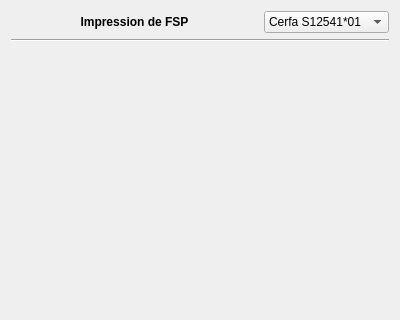
The window that plugins/toolsplugin/fsp/fspprinterdialog.ui (FreeHealth/freehealth) describes before a commit, drawn with Qt 5; both pictures show x 0 to 400 and y 0 to 320 of the 400 by 612 pixel window.
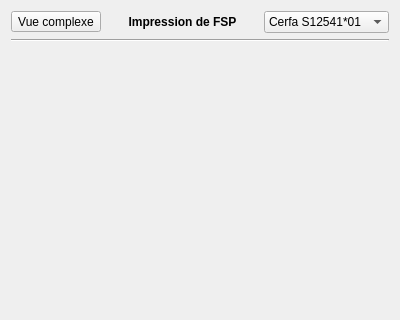
The same window after the commit.

The edit to the form file:
```diff
--- a/plugins/toolsplugin/fsp/fspprinterdialog.ui
+++ b/plugins/toolsplugin/fsp/fspprinterdialog.ui
@@ -14,49 +14,7 @@
    <string>Dialog</string>
   </property>
   <layout class="QGridLayout" name="gridLayout">
-   <item row="0" column="0">
-    <widget class="QLabel" name="label">
-     <property name="sizePolicy">
-      <sizepolicy hsizetype="Preferred" vsizetype="Fixed">
-       <horstretch>0</horstretch>
-       <verstretch>0</verstretch>
-      </sizepolicy>
-     </property>
-     <property name="font">
-      <font>
-       <weight>75</weight>
-       <bold>true</bold>
-      </font>
-     </property>
-     <property name="text">
-      <string>Impression de FSP</string>
-     </property>
-     <property name="alignment">
-      <set>Qt::AlignCenter</set>
-     </property>
-    </widget>
-   </item>
-   <item row="0" column="1">
-    <widget class="QComboBox" name="cerfa">
-     <property name="sizePolicy">
-      <sizepolicy hsizetype="Fixed" vsizetype="Fixed">
-       <horstretch>0</horstretch>
-       <verstretch>0</verstretch>
-      </sizepolicy>
-     </property>
-     <item>
-      <property name="text">
-       <string>Cerfa S12541*01</string>
-      </property>
-     </item>
-     <item>
-      <property name="text">
-       <string>Cerfa S12541*02</string>
-      </property>
-     </item>
-    </widget>
-   </item>
-   <item row="1" column="0" colspan="2">
+   <item row="1" column="0" colspan="4">
     <widget class="Line" name="line">
      <property name="orientation">
       <enum>Qt::Horizontal</enum>
@@ -91,7 +49,59 @@
      </widget>
     </widget>
    </item>
-   <item row="3" column="0" colspan="2">
+   <item row="0" column="3">
+    <widget class="QComboBox" name="cerfa">
+     <property name="sizePolicy">
+      <sizepolicy hsizetype="Fixed" vsizetype="Fixed">
+       <horstretch>0</horstretch>
+       <verstretch>0</verstretch>
+      </sizepolicy>
+     </property>
+     <item>
+      <property name="text">
+       <string>Cerfa S12541*01</string>
+      </property>
+     </item>
+     <item>
+      <property name="text">
+       <string>Cerfa S12541*02</string>
+      </property>
+     </item>
+    </widget>
+   </item>
+   <item row="0" column="0">
+    <widget class="QToolButton" name="vueComplexe">
+     <property name="text">
+      <string>Vue complexe</string>
+     </property>
+     <property name="checkable">
+      <bool>true</bool>
+     </property>
+    </widget>
+   </item>
+   <item row="0" column="1" colspan="2">
+    <widget class="QLabel" name="label">
+     <property name="sizePolicy">
+      <sizepolicy hsizetype="Preferred" vsizetype="Fixed">
+       <horstretch>0</horstretch>
+       <verstretch>0</verstretch>
+      </sizepolicy>
+     </property>
+     <property name="font">
+      <font>
+       <weight>75</weight>
+       <bold>true</bold>
+      </font>
+     </property>
+     <property name="text">
+      <string>Impression de FSP</string>
+     </property>
+     <property name="alignment">
+      <set>Qt::AlignCenter</set>
+     </property>
+    </widget>
+   </item>
+   <item row="3" column="0" colspan="4">
     <widget class="QDialogButtonBox" name="buttonBox">
      <property name="orientation">
       <enum>Qt::Horizontal</enum>
```
Left out of the diff: 4 changed lines with no effect on the pictures.
